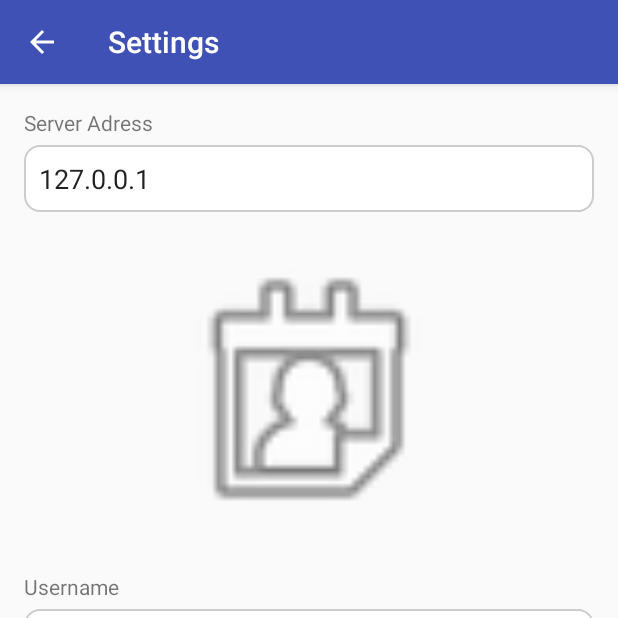
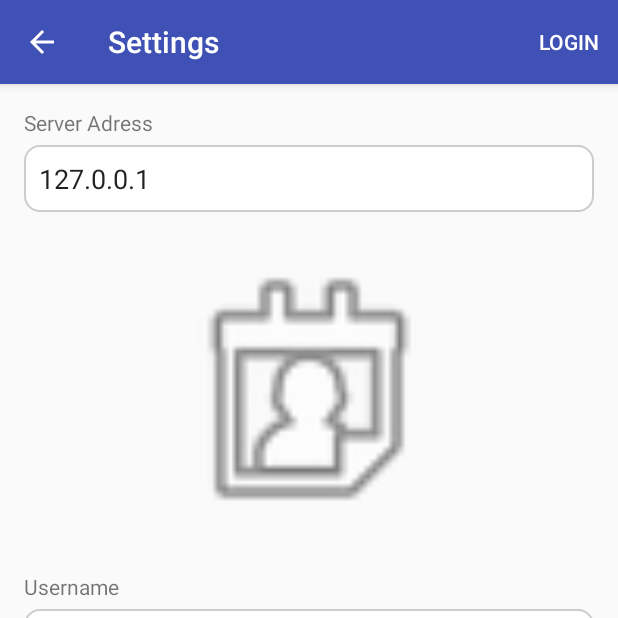
Before and after one commit to UTSA-Reactive-Android-2016/zachrdz, an Android app: the screen it shows after launch (SettingsActivity), after a tap on "Settings", on a phone screen of 412 x 824 dp, the top half of it. Run offline under Robolectric (Android 15) with nearby library versions, the phone set to English and light mode, and no system bars; our stand-ins replace Volley; libraries missing offline, so code that uses them is left out: org.spongycastle.jce, org.spongycastle.util; network calls fail; 3 statements that could not run were skipped.

Commit message:
Added login protection to main page. Also added in images and settings menu that I forgot to add to VCS in the previous commit.

```diff
--- a/buildFirstApp/Project1Step3/app/src/main/java/com/csandroid/myfirstapp/MainActivity.java
+++ b/buildFirstApp/Project1Step3/app/src/main/java/com/csandroid/myfirstapp/MainActivity.java
@@ -64,6 +64,8 @@ public class MainActivity extends AppCompatActivity {
     @Override
     public boolean onOptionsItemSelected(MenuItem item){
         int id = item.getItemId();
+        SharedPreferences prefs = PreferenceManager.getDefaultSharedPreferences(this);
+        Boolean loggedIn = prefs.getBoolean("loggedIn", false);
 
         switch(id){
             case R.id.action_settings :
@@ -72,14 +74,22 @@ public class MainActivity extends AppCompatActivity {
                 startActivity(settingsIntent);
                 return true;
             case R.id.action_contacts :
+                if(loggedIn) {
                     Intent contactsIntent = new Intent(MainActivity.this, ContactsActivity.class);
                     contactsIntent.addFlags(Intent.FLAG_ACTIVITY_CLEAR_TOP);
                     startActivity(contactsIntent);
+                } else{
+                    Toast.makeText(getApplicationContext(), "You must login first.", Toast.LENGTH_LONG).show();
+                }
                 return true;
             case R.id.action_compose :
+                if(loggedIn) {
                     Intent composeIntent = new Intent(MainActivity.this, ComposeActivity.class);
                     composeIntent.addFlags(Intent.FLAG_ACTIVITY_CLEAR_TOP);
                     startActivity(composeIntent);
+                } else{
+                    Toast.makeText(getApplicationContext(), "You must login first.", Toast.LENGTH_LONG).show();
+                }
                 return true;
             default :
                 return super.onOptionsItemSelected(item);
--- /dev/null
+++ b/buildFirstApp/Project1Step3/app/src/main/res/menu/settings_menu.xml
@@ -0,0 +1,19 @@
+<?xml version="1.0" encoding="utf-8"?>
+<menu xmlns:android="http://schemas.android.com/apk/res/android"
+    xmlns:app="http://schemas.android.com/apk/res-auto">
+    <!-- "Mark Favorite", should appear as action button if possible -->
+    <item
+        android:id="@+id/action_login"
+        android:title="@string/login"
+        android:orderInCategory="100"
+        android:visible="false"
+        app:showAsAction="ifRoom|withText"/>
+
+    <item
+        android:id="@+id/action_logout"
+        android:title="@string/logout"
+        android:orderInCategory="100"
+        android:visible="false"
+        app:showAsAction="ifRoom|withText"/>
+
+</menu>
```
Also changed, not shown: buildFirstApp/Project1Step3/app/src/main/java/com/csandroid/myfirstapp/SettingsActivity.java (+14 -1 lines), buildFirstApp/Project1Step3/app/src/main/res/drawable-hdpi/ic_exit_to_app_black_48dp.png (added), buildFirstApp/Project1Step3/app/src/main/res/drawable-hdpi/ic_fingerprint_black_48dp.png (added), buildFirstApp/Project1Step3/app/src/main/res/drawable-mdpi/ic_exit_to_app_black_48dp.png (added), buildFirstApp/Project1Step3/app/src/main/res/drawable-mdpi/ic_fingerprint_black_48dp.png (added), buildFirstApp/Project1Step3/app/src/main/res/drawable-xhdpi/ic_exit_to_app_black_48dp.png (added), buildFirstApp/Project1Step3/app/src/main/res/drawable-xhdpi/ic_fingerprint_black_48dp.png (added), buildFirstApp/Project1Step3/app/src/main/res/drawable-xxhdpi/ic_exit_to_app_black_48dp.png (added), buildFirstApp/Project1Step3/app/src/main/res/drawable-xxhdpi/ic_fingerprint_black_48dp.png (added), buildFirstApp/Project1Step3/app/src/main/res/drawable-xxxhdpi/ic_exit_to_app_black_48dp.png (added), buildFirstApp/Project1Step3/app/src/main/res/drawable-xxxhdpi/ic_fingerprint_black_48dp.png (added). Lines whose indentation alone changed are shown as unchanged.
